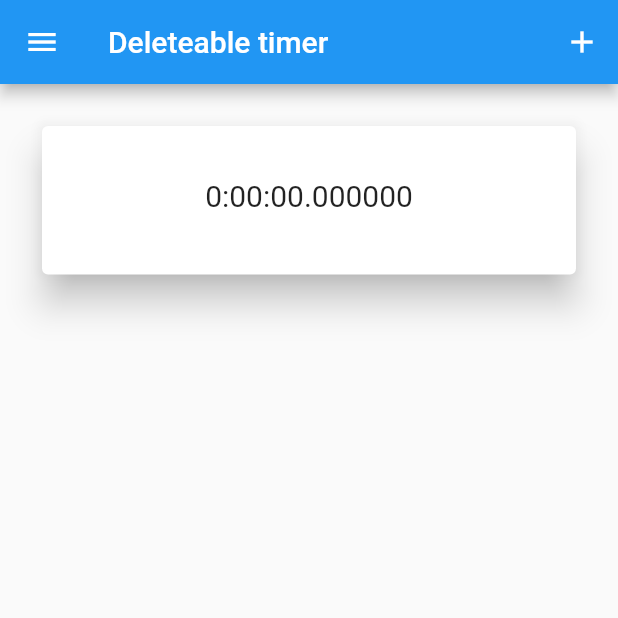
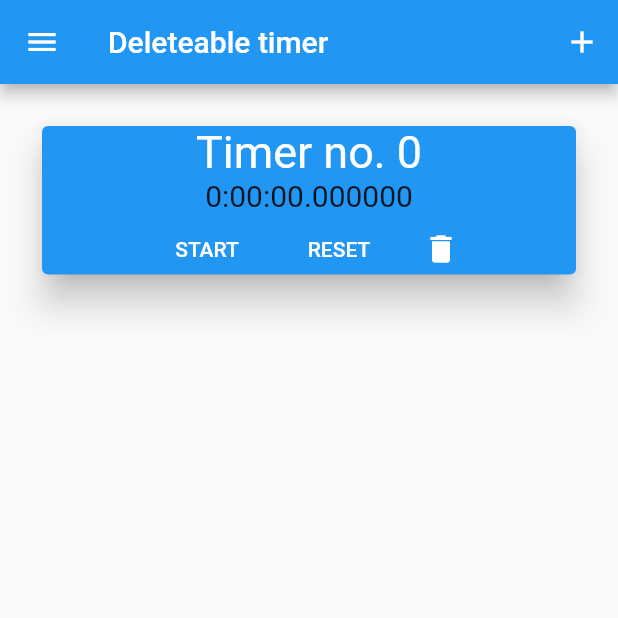
Before and after one commit to arjun1194/HourGlass, a Flutter app: the screen it shows after launch, after a tap on the "add" icon, on a phone screen of 412 x 824 dp, the top half of it. Run offline on Flutter 3.47's test engine with Material 2 defaults, Android fonts, the phone set to English and light mode, and no system bars.

Commit message:
Another update

```diff
--- a/timer_app/lib/TimerCard.dart
+++ b/timer_app/lib/TimerCard.dart
@@ -1,9 +1,5 @@
 import 'package:flutter/material.dart';
 import 'dart:async';
-
-
-
-
 
 class TimerCard extends StatefulWidget {
   final String title;
@@ -11,7 +7,9 @@ class TimerCard extends StatefulWidget {
   final VoidCallback onDeleteButtonPressed;
   @override
   _TimerCardState createState() => _TimerCardState();
-  const TimerCard({Key key, this.title,this.backgroundColor,this.onDeleteButtonPressed}): super(key: key);
+  const TimerCard(
+      {Key key, this.title, this.backgroundColor, this.onDeleteButtonPressed})
+      : super(key: key);
 }
 
 class _TimerCardState extends State<TimerCard> {
@@ -22,7 +20,6 @@ class _TimerCardState extends State<TimerCard> {
 
   @override
   void initState() {
-    // TODO: implement initState
     timer = Timer.periodic(Duration(milliseconds: 15), callback);
     timeElapsed = " ";
     timerbuttonLabel = "START";
@@ -37,24 +34,18 @@ class _TimerCardState extends State<TimerCard> {
 
   void timerStartStop() {
     setState(() {
-
-
       if (stopwatch.isRunning) {
         stopwatch.stop();
         timerbuttonLabel = "START";
-
       } else {
-
         stopwatch.start();
         timerbuttonLabel = "STOP";
-
       }
     });
   }
-  void timerReset()
-  {
+
+  void timerReset() {
     stopwatch.reset();
-
   }
 
   @override
@@ -64,7 +55,9 @@ class _TimerCardState extends State<TimerCard> {
       height: 150.0,
       margin: EdgeInsets.all(16.0),
       padding: EdgeInsets.all(8.0),
-      child: Card(elevation:10.0 , child: Column(
+      child: Card(color: Colors.blue,
+        elevation: 10.0,
+        child: Column(
           children: <Widget>[
             Text(
               widget.title,
@@ -102,7 +95,8 @@ class _TimerCardState extends State<TimerCard> {
               ],
             )
           ],
-      ),),
+        ),
+      ),
     );
   }
 }
```
Lines whose indentation alone changed are shown as unchanged.
